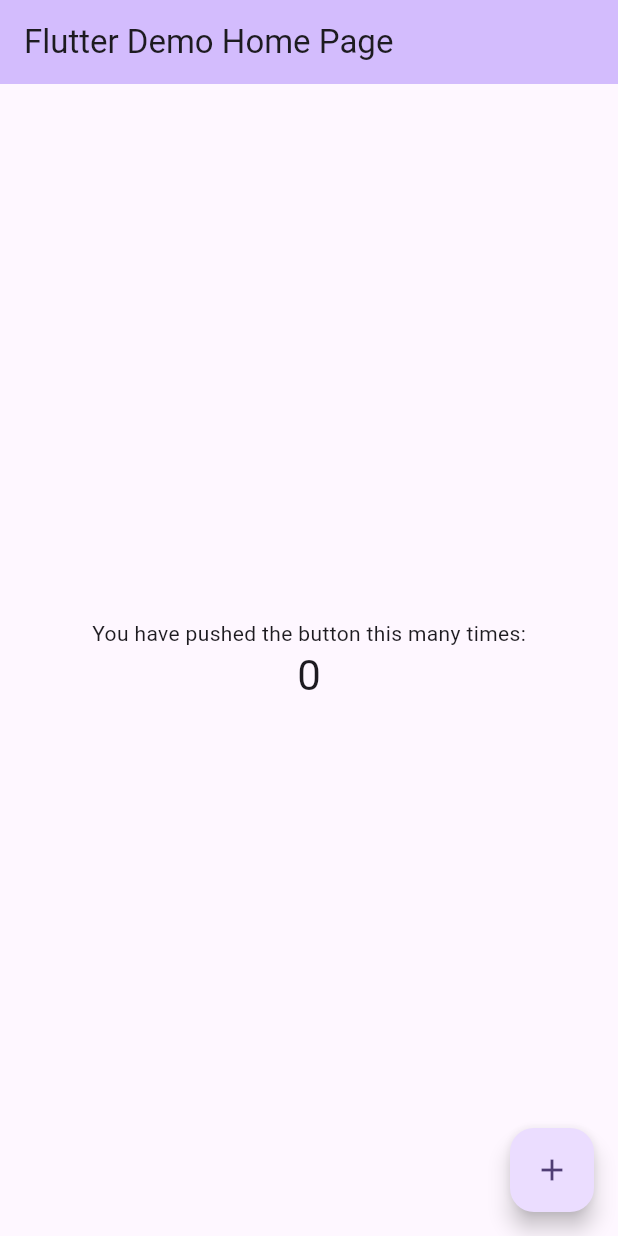
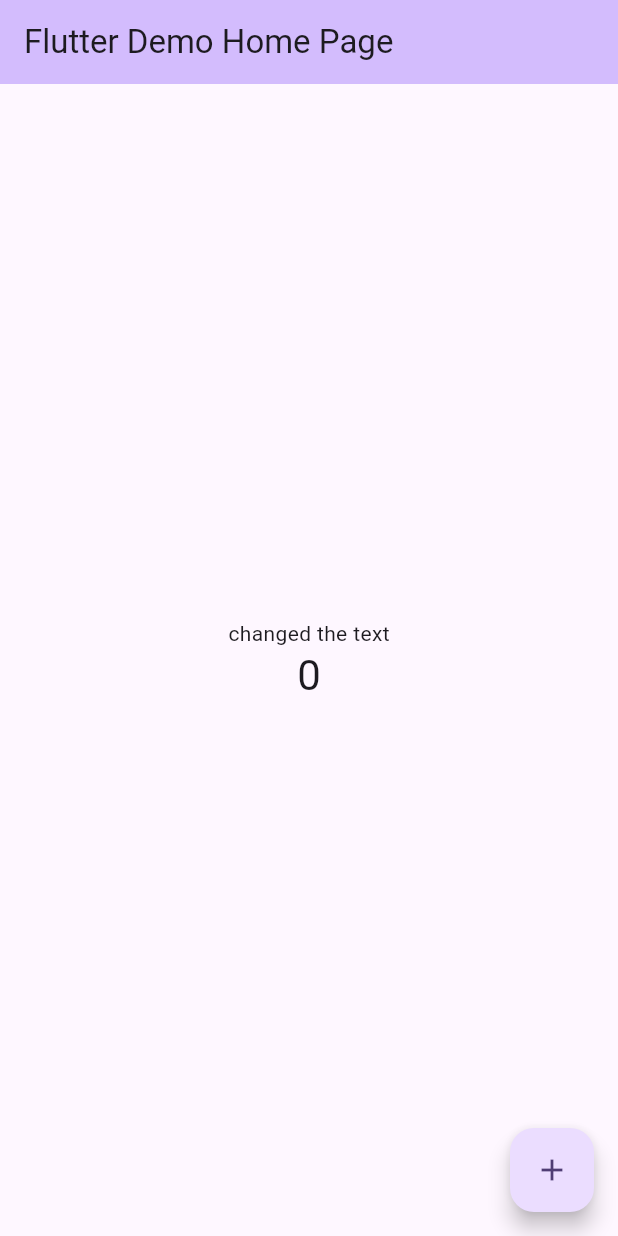
Before and after one commit to motazyusuf/cli, a Flutter app: the screen it shows after launch, on a phone screen of 412 x 824 dp. Run offline on Flutter 3.47's test engine with Material 3 defaults, Android fonts, the phone set to English and light mode, and no system bars.

Commit message:
Column text changed

```diff
--- a/lib/main.dart
+++ b/lib/main.dart
@@ -51,7 +51,7 @@ class _MyHomePageState extends State<MyHomePage> {
           mainAxisAlignment: MainAxisAlignment.center,
           children: <Widget>[
             const Text(
-              'You have pushed the button this many times:',
+              'changed the text',
             ),
             Text(
               '$_counter',
```
